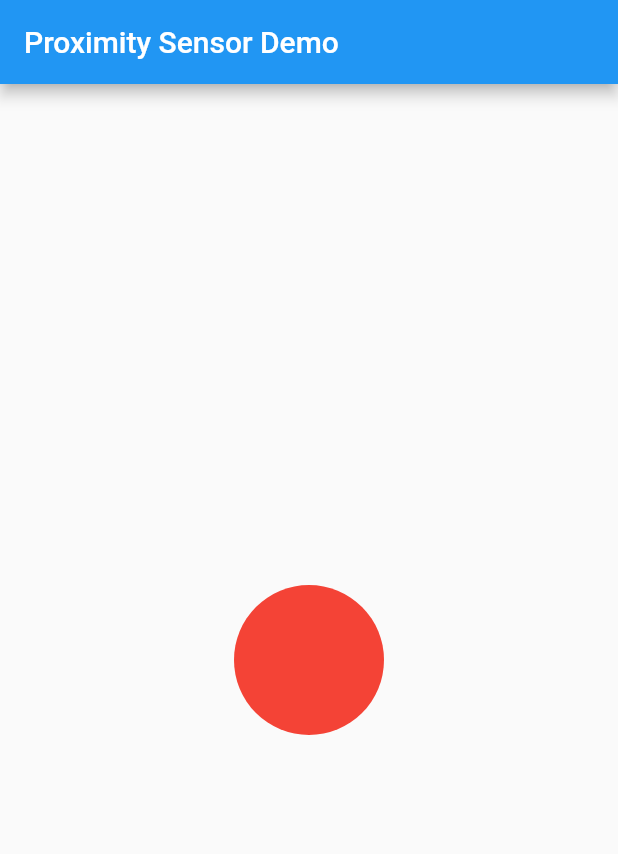
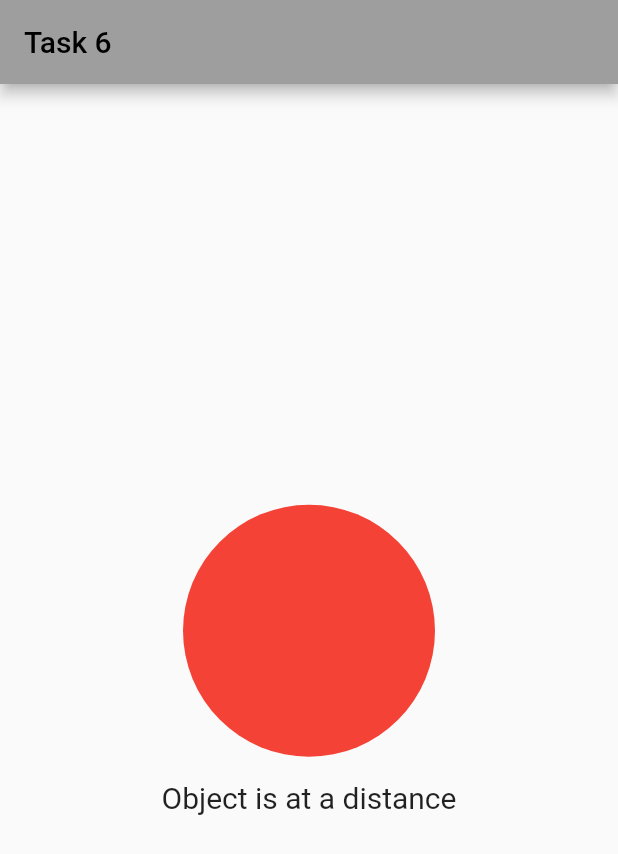
Before and after one commit to Belal-Atef/project, a Flutter app: the screen it shows after launch, on a phone screen of 412 x 824 dp. Shown: the top 854 px of the screen. Run offline on Flutter 3.47's test engine with Material 2 defaults, Android fonts, the phone set to English and light mode, and no system bars; missing offline and left inert: proximity_sensor.

Commit message:
first commit

```diff
--- a/lib/main.dart
+++ b/lib/main.dart
@@ -1,41 +1,45 @@
 import 'package:flutter/material.dart';
 import 'package:proximity_sensor/proximity_sensor.dart';
 
+void main() => runApp(App());
 
-void main() => runApp(MyApp());
 
-class MyApp extends StatelessWidget {
+
+class App extends StatelessWidget {
   @override
   Widget build(BuildContext context) {
     return MaterialApp(
-      title: 'Proximity Sensor Demo',
+      title: 'Task 6',
       theme: ThemeData(
-        primarySwatch: Colors.blue,
+        primarySwatch: Colors.grey,
       ),
-      home: MyHomePage(title: 'Proximity Sensor Demo'),
+      home: HomePage(title: 'Task 6'),
     );
   }
 }
 
 
-class MyHomePage extends StatefulWidget {
-  MyHomePage({ required this.title}) : super();
 
-  final String title;
+class HomePage extends StatefulWidget {
+  HomePage({required this.title}) : super();
+
+  String title;
 
   @override
-  _MyHomePageState createState() => _MyHomePageState();
+  _HomePageState createState() => _HomePageState();
 }
 
-class _MyHomePageState extends State<MyHomePage> {
-  bool _isNear = false;
+
+
+class _HomePageState extends State<HomePage> {
+  bool _isObjectNear = true;
 
   @override
   void initState() {
     super.initState();
     ProximitySensor.events.listen((event) {
       setState(() {
-        _isNear = event as bool;
+        _isObjectNear = event == 0;
       });
     });
   }
@@ -44,18 +48,29 @@ class _MyHomePageState extends State<MyHomePage> {
 Widget build(BuildContext context) {
   return Scaffold(
     appBar: AppBar(
-        title: Text(widget.title),
+      title: Text('Task 6'),
     ),
     body: Center(
-        child: Container(
-          width: 100,
-          height: 100,
+      child: Column(
+        mainAxisAlignment: MainAxisAlignment.center,
+        children: [
+          Container(
+            width: 168,
+            height: 168,
             decoration: BoxDecoration(
               shape: BoxShape.circle,
-            color: _isNear ? Colors.green : Colors.red,
+              color: _isObjectNear ? Colors.red : Colors.green,
             ),
+          ),
+          SizedBox(height: 16),
+          Text(
+            _isObjectNear ? 'Object is at a distance' : 'Object is nearby',
+            style: TextStyle(fontSize: 20),
+          ),
+        ],
       ),
     ),
   );
 }
+
 }
```
Lines whose indentation alone changed are shown as unchanged.
